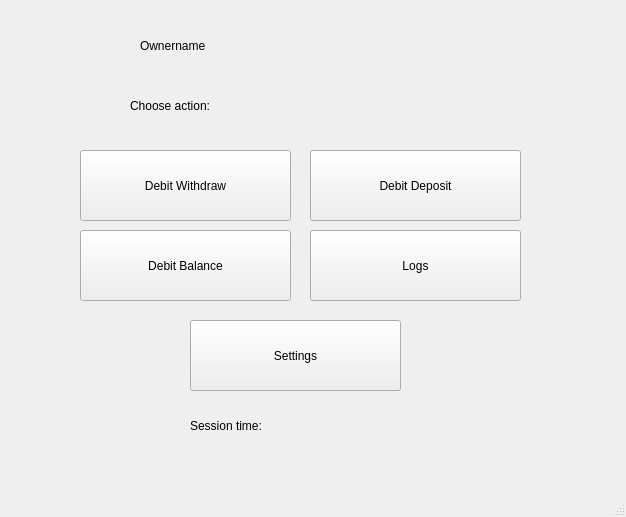
This is frontend/mainmenu.ui in t1rate01/ATM_groupproject as Qt 5 draws it before an edit. The edited form follows.
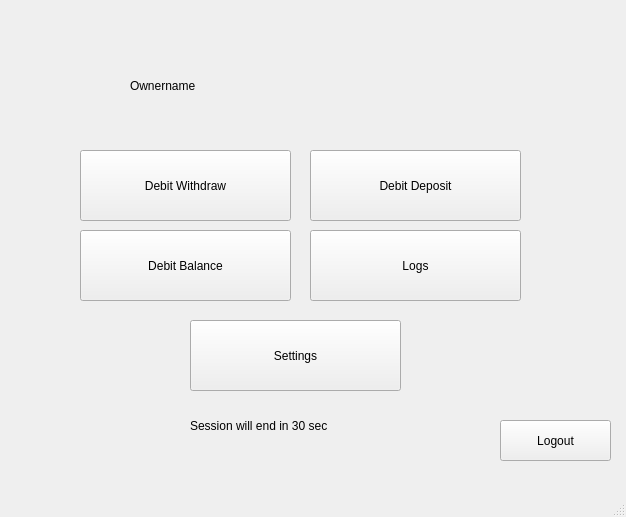
This is the edited form.

Commit message: Molemmat mainmenut nätihkössä kunnossa, lisätty kortinomistajan fnamehaku ja session idleajastimen näkyminen mainmenuissa

```diff
--- a/frontend/mainmenu.ui
+++ b/frontend/mainmenu.ui
@@ -14,19 +14,6 @@
    <string>Main Menu</string>
   </property>
   <widget class="QWidget" name="centralwidget">
-   <widget class="QLabel" name="label_menu">
-    <property name="geometry">
-     <rect>
-      <x>130</x>
-      <y>80</y>
-      <width>351</width>
-      <height>51</height>
-     </rect>
-    </property>
-    <property name="text">
-     <string>Choose action:</string>
-    </property>
-   </widget>
    <widget class="QPushButton" name="btn_debit_withdraw">
     <property name="geometry">
      <rect>
@@ -82,8 +69,8 @@
    <widget class="QLabel" name="label_greeting">
     <property name="geometry">
      <rect>
-      <x>140</x>
-      <y>20</y>
+      <x>130</x>
+      <y>60</y>
       <width>351</width>
       <height>51</height>
      </rect>
@@ -115,7 +102,20 @@
      </rect>
     </property>
     <property name="text">
-     <string>Session time: </string>
+     <string>Session will end in 30 sec</string>
+    </property>
+   </widget>
+   <widget class="QPushButton" name="btn_logout">
+    <property name="geometry">
+     <rect>
+      <x>500</x>
+      <y>420</y>
+      <width>111</width>
+      <height>41</height>
+     </rect>
+    </property>
+    <property name="text">
+     <string>Logout</string>
     </property>
    </widget>
   </widget>
```
The commit also changes 11 other files.
